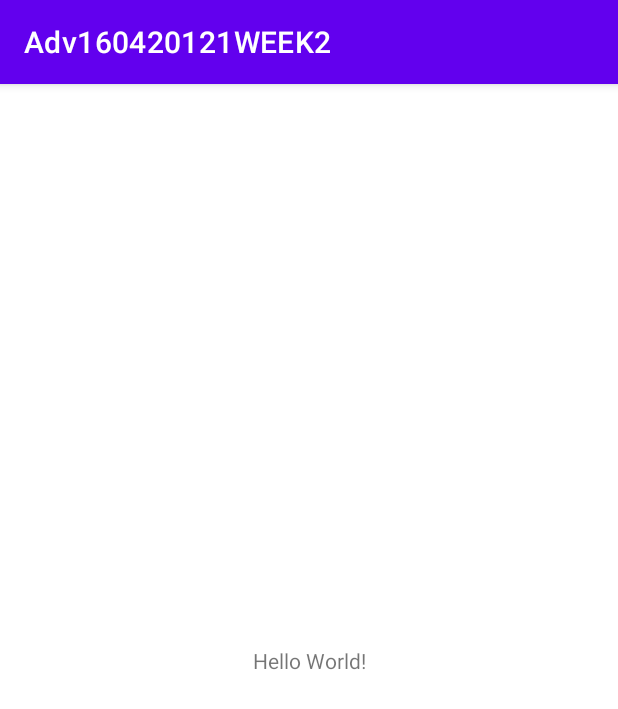
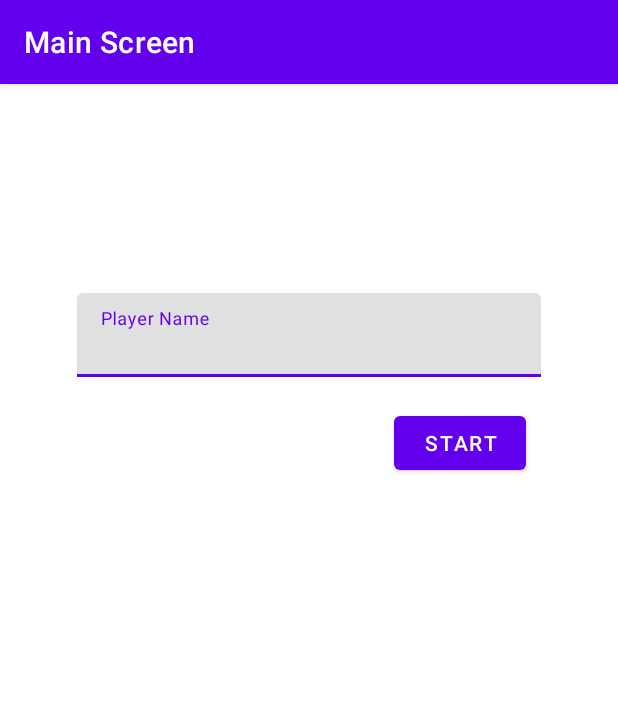
Before and after one commit to theboss99915/ADVNATIVE160420121WEEK2, an Android app: the screen it shows after launch (MainActivity), on a phone screen of 412 x 824 dp. Shown: the top 709 px of the screen. Run offline under Robolectric (Android 15) with nearby library versions, the phone set to English and light mode, and no system bars; our stand-ins replace navigation-ui.

Commit message:
finish ppt

```diff
--- a/app/src/main/java/com/anmp/adv160420121week2/MainActivity.kt
+++ b/app/src/main/java/com/anmp/adv160420121week2/MainActivity.kt
@@ -2,10 +2,20 @@ package com.anmp.adv160420121week2
 
 import androidx.appcompat.app.AppCompatActivity
 import android.os.Bundle
+import androidx.navigation.NavController
+import androidx.navigation.fragment.NavHostFragment
+import androidx.navigation.ui.NavigationUI
 
 class MainActivity : AppCompatActivity() {
+    private lateinit var navController: NavController
     override fun onCreate(savedInstanceState: Bundle?) {
         super.onCreate(savedInstanceState)
         setContentView(R.layout.activity_main)
+        navController = (supportFragmentManager.findFragmentById(R.id.hostFragment) as NavHostFragment).navController
+        NavigationUI.setupActionBarWithNavController(this, navController)
+    }
+
+    override fun onSupportNavigateUp(): Boolean {
+        return super.onSupportNavigateUp()
     }
 }
--- /dev/null
+++ b/app/src/main/java/com/anmp/adv160420121week2/MainFragment.kt
@@ -0,0 +1,37 @@
+package com.anmp.adv160420121week2
+
+import android.os.Bundle
+import androidx.fragment.app.Fragment
+import android.view.LayoutInflater
+import android.view.View
+import android.view.ViewGroup
+import androidx.navigation.Navigation
+import kotlinx.android.synthetic.main.fragment_main.*
+
+
+/**
+ * A simple [Fragment] subclass.
+ * Use the [MainFragment.newInstance] factory method to
+ * create an instance of this fragment.
+ */
+class MainFragment : Fragment() {
+    // TODO: Rename and change types of parameters
+
+    override fun onCreateView(
+        inflater: LayoutInflater, container: ViewGroup?,
+        savedInstanceState: Bundle?
+    ): View? {
+        // Inflate the layout for this fragment
+        return inflater.inflate(R.layout.fragment_main, container, false)
+    }
+
+    override fun onViewCreated(view: View, savedInstanceState: Bundle?) {
+        super.onViewCreated(view, savedInstanceState)
+        btnStart.setOnClickListener {
+            val playerName = txtName.text.toString()
+            val action = MainFragmentDirections.actionGameFragment(playerName)
+            Navigation.findNavController(it).navigate(action)
+        }
+    }
+
+}
--- /dev/null
+++ b/app/src/main/res/drawable/ic_baseline_arrow_back_24.xml
@@ -0,0 +1,5 @@
+<vector android:autoMirrored="true" android:height="24dp"
+    android:tint="#000000" android:viewportHeight="24"
+    android:viewportWidth="24" android:width="24dp" xmlns:android="http://schemas.android.com/apk/res/android">
+    <path android:fillColor="@android:color/white" android:pathData="M20,11H7.83l5.59,-5.59L12,4l-8,8 8,8 1.41,-1.41L7.83,13H20v-2z"/>
+</vector>
--- a/app/src/main/res/layout/activity_main.xml
+++ b/app/src/main/res/layout/activity_main.xml
@@ -6,13 +6,15 @@
     android:layout_height="match_parent"
     tools:context=".MainActivity">
 
-    <TextView
-        android:layout_width="wrap_content"
-        android:layout_height="wrap_content"
-        android:text="Hello World!"
+    <androidx.fragment.app.FragmentContainerView
+        android:id="@+id/hostFragment"
+        android:name="androidx.navigation.fragment.NavHostFragment"
+        android:layout_width="409dp"
+        android:layout_height="729dp"
+        app:defaultNavHost="true"
         app:layout_constraintBottom_toBottomOf="parent"
         app:layout_constraintEnd_toEndOf="parent"
         app:layout_constraintStart_toStartOf="parent"
-        app:layout_constraintTop_toTopOf="parent" />
-
+        app:layout_constraintTop_toTopOf="parent"
+        app:navGraph="@navigation/game_navigation" />
 </androidx.constraintlayout.widget.ConstraintLayout>
--- /dev/null
+++ b/app/src/main/res/layout/fragment_main.xml
@@ -0,0 +1,48 @@
+<?xml version="1.0" encoding="utf-8"?>
+<FrameLayout xmlns:android="http://schemas.android.com/apk/res/android"
+    xmlns:app="http://schemas.android.com/apk/res-auto"
+    xmlns:tools="http://schemas.android.com/tools"
+    android:layout_width="match_parent"
+    android:layout_height="match_parent"
+    tools:context=".MainFragment">
+
+    <!-- TODO: Update blank fragment layout -->
+
+    <androidx.constraintlayout.widget.ConstraintLayout
+        android:layout_width="match_parent"
+        android:layout_height="match_parent">
+
+        <com.google.android.material.textfield.TextInputLayout
+            android:id="@+id/textInputLayout"
+            android:layout_width="0dp"
+            android:layout_height="wrap_content"
+            android:layout_marginStart="50dp"
+            android:layout_marginTop="120dp"
+            android:layout_marginEnd="50dp"
+            android:hint="Player Name"
+            app:hintAnimationEnabled="true"
+            app:hintEnabled="true"
+            app:layout_constraintEnd_toEndOf="parent"
+            app:layout_constraintStart_toStartOf="parent"
+            app:layout_constraintTop_toTopOf="parent">
+
+            <com.google.android.material.textfield.TextInputEditText
+                android:id="@+id/txtName"
+                android:layout_width="match_parent"
+                android:layout_height="wrap_content" />
+        </com.google.android.material.textfield.TextInputLayout>
+
+        <Button
+            android:id="@+id/btnStart"
+            android:layout_width="wrap_content"
+            android:layout_height="wrap_content"
+            android:layout_marginTop="20dp"
+            android:layout_marginEnd="10dp"
+            android:text="Start"
+            app:layout_constraintEnd_toEndOf="@+id/textInputLayout"
+            app:layout_constraintHorizontal_bias="1.0"
+            app:layout_constraintStart_toStartOf="@+id/textInputLayout"
+            app:layout_constraintTop_toBottomOf="@+id/textInputLayout" />
+    </androidx.constraintlayout.widget.ConstraintLayout>
+
+</FrameLayout>
--- /dev/null
+++ b/app/src/main/res/navigation/game_navigation.xml
@@ -0,0 +1,33 @@
+<?xml version="1.0" encoding="utf-8"?>
+<navigation xmlns:android="http://schemas.android.com/apk/res/android"
+    xmlns:app="http://schemas.android.com/apk/res-auto"
+    xmlns:tools="http://schemas.android.com/tools"
+    android:id="@+id/game_navigation"
+    app:startDestination="@id/mainFragment">
+
+    <fragment
+        android:id="@+id/mainFragment"
+        android:name="com.anmp.adv160420121week2.MainFragment"
+        android:label="Main Screen"
+        tools:layout="@layout/fragment_main" >
+        <action
+            android:id="@+id/actionGameFragment"
+            app:destination="@id/gameFragment"
+            app:enterAnim="@anim/nav_default_enter_anim"
+            app:exitAnim="@anim/nav_default_exit_anim" />
+    </fragment>
+    <fragment
+        android:id="@+id/gameFragment"
+        android:name="com.anmp.adv160420121week2.GameFragment"
+        android:label="Game Screen"
+        tools:layout="@layout/fragment_game" >
+        <action
+            android:id="@+id/actionMainFragment"
+            app:destination="@id/mainFragment"
+            app:enterAnim="@anim/nav_default_enter_anim"
+            app:exitAnim="@anim/nav_default_exit_anim" />
+        <argument
+            android:name="player_name"
+            app:argType="string" />
+    </fragment>
+</navigation>
--- a/app/src/main/res/values/strings.xml
+++ b/app/src/main/res/values/strings.xml
@@ -1,3 +1,5 @@
 <resources>
     <string name="app_name">Adv160420121WEEK2</string>
+    <!-- TODO: Remove or change this placeholder text -->
+    <string name="hello_blank_fragment">Hello blank fragment</string>
 </resources>
```
Also changed, not shown: app/build.gradle (+8 -3 lines), app/src/main/java/com/anmp/adv160420121week2/GameFragment.kt (added, +39 -0 lines), app/src/main/res/layout/fragment_game.xml (added, +34 -0 lines), build.gradle (+8 -0 lines).
